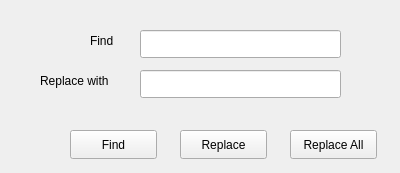
Qt form src/design/replacedialog.ui (xaprier/qt-notepad) before a commit.
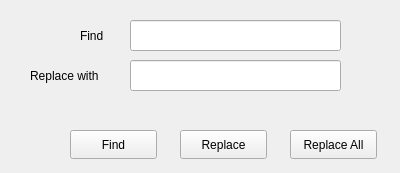
The same form after that commit.

Commit message: Modified height and with of replaceDialog's text boxes.

Diff of the .ui file:
```diff
--- a/src/design/replacedialog.ui
+++ b/src/design/replacedialog.ui
@@ -16,20 +16,20 @@
   <widget class="QLineEdit" name="txtFind">
    <property name="geometry">
     <rect>
-     <x>140</x>
-     <y>30</y>
-     <width>201</width>
-     <height>28</height>
+     <x>130</x>
+     <y>20</y>
+     <width>211</width>
+     <height>31</height>
     </rect>
    </property>
   </widget>
   <widget class="QLabel" name="labelFind">
    <property name="geometry">
     <rect>
-     <x>90</x>
-     <y>30</y>
+     <x>80</x>
+     <y>20</y>
      <width>63</width>
-     <height>21</height>
+     <height>31</height>
     </rect>
    </property>
    <property name="text">
@@ -39,10 +39,10 @@
   <widget class="QLabel" name="labelReplace">
    <property name="geometry">
     <rect>
-     <x>40</x>
-     <y>70</y>
+     <x>30</x>
+     <y>60</y>
      <width>111</width>
-     <height>21</height>
+     <height>31</height>
     </rect>
    </property>
    <property name="text">
@@ -52,10 +52,10 @@
   <widget class="QLineEdit" name="txtReplace">
    <property name="geometry">
     <rect>
-     <x>140</x>
-     <y>70</y>
-     <width>201</width>
-     <height>28</height>
+     <x>130</x>
+     <y>60</y>
+     <width>211</width>
+     <height>31</height>
     </rect>
    </property>
   </widget>
@@ -101,9 +101,9 @@
   <widget class="QLabel" name="countLabel">
    <property name="geometry">
     <rect>
-     <x>140</x>
-     <y>100</y>
-     <width>201</width>
+     <x>130</x>
+     <y>90</y>
+     <width>211</width>
      <height>21</height>
     </rect>
    </property>
```
